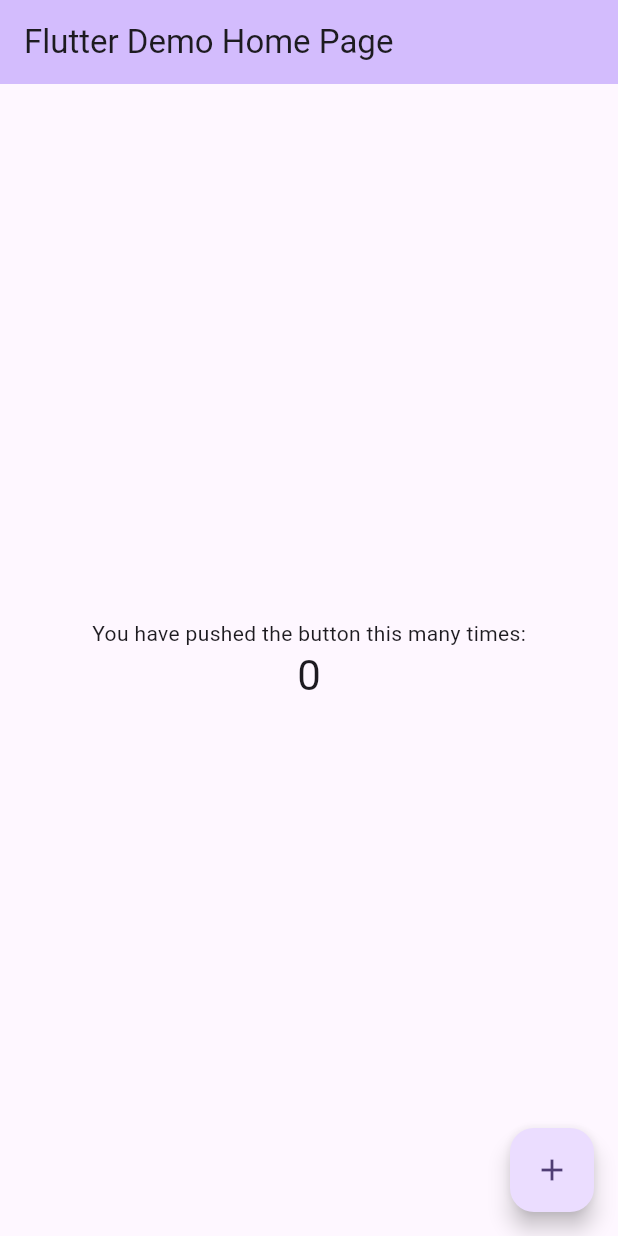
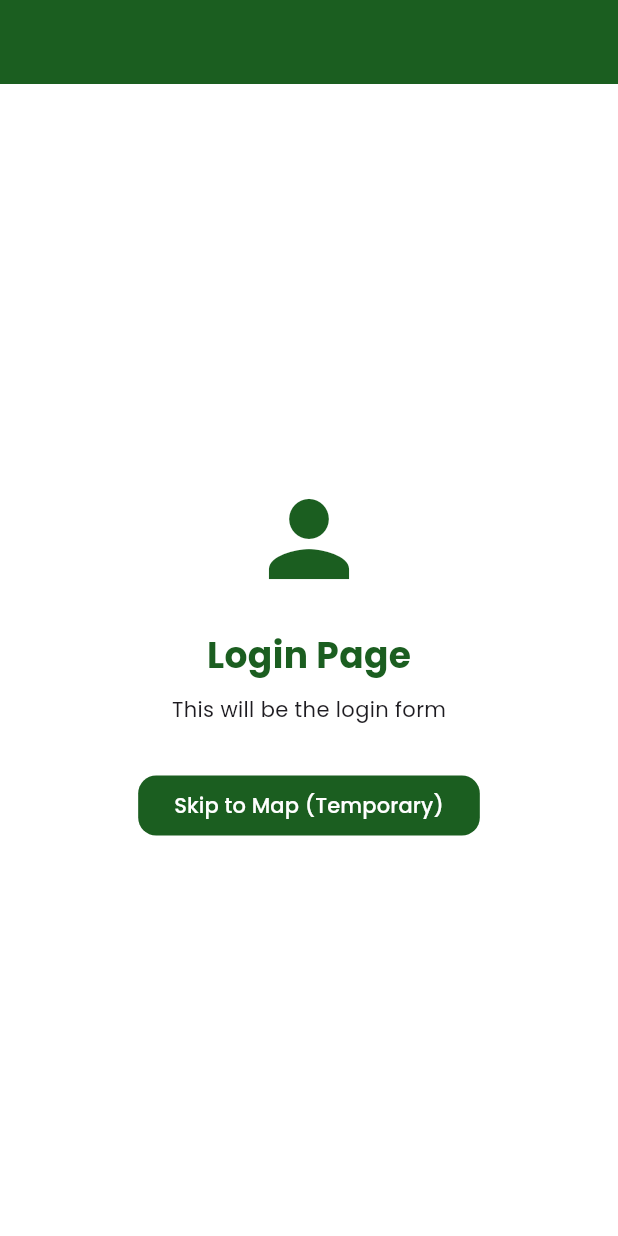
Before and after one commit to debasmitaas/chargerrr-ev-app, a Flutter app: the screen it shows after launch, on a phone screen of 412 x 824 dp. Run offline on Flutter 3.47's test engine with Material 3 defaults, Android fonts, the phone set to English and light mode, and no system bars; our stand-ins replace equatable, flutter_animate, get, google_fonts.

```diff
--- /dev/null
+++ b/chargerrr/lib/core/constants/app_constants.dart
@@ -0,0 +1,90 @@
+import 'package:flutter/material.dart';
+
+class AppConstants {
+  // Private constructor to prevent instantiation
+  AppConstants._();
+
+  // App Identity
+  static const String appName = 'Chargerrr';
+  static const String appVersion = '1.0.0';
+
+  // Brand Colors
+  static const Color primaryGreen = Color(0xFF1B5E20);      // Dark green
+  static const Color accentGreen = Color(0xFF4CAF50);       // Medium green
+  static const Color lightGreen = Color(0xFFE8F5E8);        // Very light green
+  static const Color electricBlue = Color(0xFF2196F3);      // Electric blue
+  static const Color warningOrange = Color(0xFFFF9800);     // Warning/occupied
+  static const Color errorRed = Color(0xFFE53935);          // Error/unavailable
+  static const Color neutralGrey = Color(0xFF757575);       // Text/icons
+  static const Color backgroundGrey = Color(0xFFF5F5F5);    // Background
+
+  // Map Configuration for India
+  static const double indiaLatitude = 20.5937;   // Center of India
+  static const double indiaLongitude = 78.9629;  // Center of India
+  static const double indiaZoom = 5.0;           // Shows entire India
+  static const double cityZoom = 12.0;           // City level zoom
+  static const double stationZoom = 16.0;        // Individual station zoom
+
+  // Firebase Collections (Database table names)
+  static const String chargingStationsCollection = 'charging_stations';
+  static const String usersCollection = 'users';
+  static const String reviewsCollection = 'reviews';
+  static const String bookingsCollection = 'bookings';
+
+  // Station Types
+  static const List<String> stationTypes = [
+    'Fast Charging (DC)',
+    'Super Fast Charging',
+    'Standard Charging (AC)',
+    'Battery Swapping',
+    'Tesla Supercharger',
+    'Universal Charging'
+  ];
+
+  // Connector Types
+  static const List<String> connectorTypes = [
+    'CCS2',           // Combined Charging System
+    'CHAdeMO',        // Japanese standard
+    'Type 2 AC',      // European standard
+    'Bharat AC',      // Indian AC standard
+    'Bharat DC',      // Indian DC standard
+    'Tesla',          // Tesla proprietary
+  ];
+
+  // Common Amenities
+  static const List<String> commonAmenities = [
+    'WiFi',
+    'Restroom',
+    'Cafe/Restaurant',
+    'Shopping Mall',
+    'Free Parking',
+    'Paid Parking',
+    'ATM',
+    '24/7 Access',
+    'Security',
+    'Wheelchair Accessible'
+  ];
+
+  // Pricing Ranges
+  static const Map<String, double> pricingRanges = {
+    'budget': 8.0,      // ₹8 per kWh
+    'standard': 12.0,   // ₹12 per kWh
+    'premium': 18.0,    // ₹18 per kWh
+  };
+
+  // Common Durations
+  static const Duration splashDuration = Duration(seconds: 3);
+  static const Duration animationDuration = Duration(milliseconds: 300);
+  static const Duration apiTimeout = Duration(seconds: 30);
+
+  // Error Messages
+  static const String networkError = 'No internet connection. Please check your network.';
+  static const String serverError = 'Server error. Please try again later.';
+  static const String authError = 'Authentication failed. Please check your credentials.';
+  static const String locationError = 'Unable to get your location. Please enable location services.';
+
+  // Success Messages
+  static const String loginSuccess = 'Welcome back to Chargerrr!';
+  static const String signupSuccess = 'Account created successfully!';
+  static const String locationSuccess = 'Location updated successfully!';
+}
--- a/chargerrr/lib/main.dart
+++ b/chargerrr/lib/main.dart
@@ -1,122 +1,177 @@
 import 'package:flutter/material.dart';
+import 'package:get/get.dart';
+import 'package:google_fonts/google_fonts.dart';
+import 'core/constants/app_constants.dart';
+import 'routes/app_routes.dart';
+import 'presentation/pages/splash_page.dart';
 
 void main() {
-  runApp(const MyApp());
+  WidgetsFlutterBinding.ensureInitialized();
+  runApp(const ChargerrrApp());
 }
 
-class MyApp extends StatelessWidget {
-  const MyApp({super.key});
+class ChargerrrApp extends StatelessWidget {
+  const ChargerrrApp({super.key});
 
-  // This widget is the root of your application.
   @override
   Widget build(BuildContext context) {
-    return MaterialApp(
-      title: 'Flutter Demo',
+    return GetMaterialApp(
+      title: AppConstants.appName,
       theme: ThemeData(
-        // This is the theme of your application.
-        //
-        // TRY THIS: Try running your application with "flutter run". You'll see
-        // the application has a purple toolbar. Then, without quitting the app,
-        // try changing the seedColor in the colorScheme below to Colors.green
-        // and then invoke "hot reload" (save your changes or press the "hot
-        // reload" button in a Flutter-supported IDE, or press "r" if you used
-        // the command line to start the app).
-        //
-        // Notice that the counter didn't reset back to zero; the application
-        // state is not lost during the reload. To reset the state, use hot
-        // restart instead.
-        //
-        // This works for code too, not just values: Most code changes can be
-        // tested with just a hot reload.
-        colorScheme: ColorScheme.fromSeed(seedColor: Colors.deepPurple),
+        primaryColor: AppConstants.primaryGreen,
+        textTheme: GoogleFonts.poppinsTextTheme(),
+        useMaterial3: true,
+        colorScheme: ColorScheme.fromSeed(
+          seedColor: AppConstants.primaryGreen,
+          brightness: Brightness.light,
+        ),
+        appBarTheme: const AppBarTheme(
+          backgroundColor: Colors.white,
+          elevation: 0,
+          iconTheme: IconThemeData(color: AppConstants.primaryGreen),
+          titleTextStyle: TextStyle(
+            color: AppConstants.primaryGreen,
+            fontSize: 18,
+            fontWeight: FontWeight.w600,
+          ),
+        ),
+        elevatedButtonTheme: ElevatedButtonThemeData(
+          style: ElevatedButton.styleFrom(
+            backgroundColor: AppConstants.primaryGreen,
+            foregroundColor: Colors.white,
+            elevation: 0,
+            shape: RoundedRectangleBorder(
+              borderRadius: BorderRadius.circular(12),
+            ),
+          ),
+        ),
       ),
-      home: const MyHomePage(title: 'Flutter Demo Home Page'),
+      initialRoute: AppRoutes.splash,
+      getPages: [
+        GetPage(name: AppRoutes.splash, page: () => const SplashPage()),
+        GetPage(name: AppRoutes.login, page: () => const LoginPage()),
+        GetPage(name: AppRoutes.onboarding, page: () => const OnboardingPage()),
+        GetPage(name: AppRoutes.signup, page: () => const SignupPage()),
+        GetPage(name: AppRoutes.mapHome, page: () => const MapHomePage()),
+      ],
+      debugShowCheckedModeBanner: false,
     );
   }
 }
 
-class MyHomePage extends StatefulWidget {
-  const MyHomePage({super.key, required this.title});
-
-  // This widget is the home page of your application. It is stateful, meaning
-  // that it has a State object (defined below) that contains fields that affect
-  // how it looks.
-
-  // This class is the configuration for the state. It holds the values (in this
-  // case the title) provided by the parent (in this case the App widget) and
-  // used by the build method of the State. Fields in a Widget subclass are
-  // always marked "final".
-
-  final String title;
-
-  @override
-  State<MyHomePage> createState() => _MyHomePageState();
-}
-
-class _MyHomePageState extends State<MyHomePage> {
-  int _counter = 0;
-
-  void _incrementCounter() {
-    setState(() {
-      // This call to setState tells the Flutter framework that something has
-      // changed in this State, which causes it to rerun the build method below
-      // so that the display can reflect the updated values. If we changed
-      // _counter without calling setState(), then the build method would not be
-      // called again, and so nothing would appear to happen.
-      _counter++;
-    });
-  }
+// Temporary pages
+class LoginPage extends StatelessWidget {
+  const LoginPage({super.key});
 
   @override
   Widget build(BuildContext context) {
-    // This method is rerun every time setState is called, for instance as done
-    // by the _incrementCounter method above.
-    //
-    // The Flutter framework has been optimized to make rerunning build methods
-    // fast, so that you can just rebuild anything that needs updating rather
-    // than having to individually change instances of widgets.
     return Scaffold(
+      backgroundColor: Colors.white,
       appBar: AppBar(
-        // TRY THIS: Try changing the color here to a specific color (to
-        // Colors.amber, perhaps?) and trigger a hot reload to see the AppBar
-        // change color while the other colors stay the same.
-        backgroundColor: Theme.of(context).colorScheme.inversePrimary,
-        // Here we take the value from the MyHomePage object that was created by
-        // the App.build method, and use it to set our appbar title.
-        title: Text(widget.title),
+        title: const Text('Login'),
+        backgroundColor: AppConstants.primaryGreen,
+        foregroundColor: Colors.white,
       ),
       body: Center(
-        // Center is a layout widget. It takes a single child and positions it
-        // in the middle of the parent.
         child: Column(
-          // Column is also a layout widget. It takes a list of children and
-          // arranges them vertically. By default, it sizes itself to fit its
-          // children horizontally, and tries to be as tall as its parent.
-          //
-          // Column has various properties to control how it sizes itself and
-          // how it positions its children. Here we use mainAxisAlignment to
-          // center the children vertically; the main axis here is the vertical
-          // axis because Columns are vertical (the cross axis would be
-          // horizontal).
-          //
-          // TRY THIS: Invoke "debug painting" (choose the "Toggle Debug Paint"
-          // action in the IDE, or press "p" in the console), to see the
-          // wireframe for each widget.
           mainAxisAlignment: MainAxisAlignment.center,
-          children: <Widget>[
-            const Text('You have pushed the button this many times:'),
-            Text(
-              '$_counter',
-              style: Theme.of(context).textTheme.headlineMedium,
+          children: [
+            const Icon(
+              Icons.person,
+              size: 80,
+              color: AppConstants.primaryGreen,
+            ),
+            const SizedBox(height: 20),
+            const Text(
+              'Login Page',
+              style: TextStyle(
+                fontSize: 24,
+                fontWeight: FontWeight.bold,
+                color: AppConstants.primaryGreen,
+              ),
+            ),
+            const SizedBox(height: 10),
+            const Text('This will be the login form'),
+            const SizedBox(height: 30),
+            ElevatedButton(
+              onPressed: () => Get.toNamed(AppRoutes.mapHome),
+              child: const Text('Skip to Map (Temporary)'),
             ),
           ],
         ),
       ),
-      floatingActionButton: FloatingActionButton(
-        onPressed: _incrementCounter,
-        tooltip: 'Increment',
-        child: const Icon(Icons.add),
-      ), // This trailing comma makes auto-formatting nicer for build methods.
     );
   }
 }
+
+class OnboardingPage extends StatelessWidget {
+  const OnboardingPage({super.key});
+
+  @override
+  Widget build(BuildContext context) {
+    return Scaffold(
+      backgroundColor: Colors.white,
+      body: const Center(
+        child: Text(
+          'Onboarding Page Coming Soon!',
+          style: TextStyle(fontSize: 24, fontWeight: FontWeight.bold),
+        ),
+      ),
+    );
+  }
+}
+
+class SignupPage extends StatelessWidget {
+  const SignupPage({super.key});
+
+  @override
+  Widget build(BuildContext context) {
+    return Scaffold(
+      backgroundColor: Colors.white,
+      body: const Center(
+        child: Text(
+          'Signup Page Coming Soon!',
+          style: TextStyle(fontSize: 24, fontWeight: FontWeight.bold),
+        ),
+      ),
+    );
+  }
+}
+
+class MapHomePage extends StatelessWidget {
+  const MapHomePage({super.key});
+
+  @override
+  Widget build(BuildContext context) {
+    return Scaffold(
+      backgroundColor: Colors.white,
+      appBar: AppBar(
+        title: const Text('Chargerrr Map'),
+        backgroundColor: AppConstants.primaryGreen,
+        foregroundColor: Colors.white,
+      ),
+      body: const Center(
+        child: Column(
+          mainAxisAlignment: MainAxisAlignment.center,
+          children: [
+            Icon(
+              Icons.map,
+              size: 80,
+              color: AppConstants.primaryGreen,
+            ),
+            SizedBox(height: 20),
+            Text(
+              'Map with Charging Stations',
+              style: TextStyle(
+                fontSize: 24,
+                fontWeight: FontWeight.bold,
+                color: AppConstants.primaryGreen,
+              ),
+            ),
+            Text('Google Maps integration coming next!'),
+          ],
+        ),
+      ),
+    );
+  }
+}
--- /dev/null
+++ b/chargerrr/lib/routes/app_routes.dart
@@ -0,0 +1,15 @@
+abstract class AppRoutes {
+  static const String splash = '/';
+  static const String onboarding = '/onboarding';
+  static const String login = '/login';
+  static const String signup = '/signup';
+  static const String mapHome = '/map-home';
+  static const String stationDetails = '/station-details';
+  static const String stationList = '/station-list';
+  static const String profile = '/profile';
+  static const String settings = '/settings';
+  static const String addStation = '/add-station';
+  static const String routePlanning = '/route-planning';
+  static const String bookings = '/bookings';
+  static const String reviews = '/reviews';
+}
```
Also changed, not shown: chargerrr/lib/core/errors/failures.dart (added, +33 -0 lines), chargerrr/lib/domain/entities/app_user.dart (added, +50 -0 lines), chargerrr/lib/domain/entities/charging_station.dart (added, +89 -0 lines), chargerrr/lib/presentation/pages/splash_page.dart (added, +97 -0 lines), chargerrr/pubspec.yaml (+9 -3 lines), chargerrr/firebase.json (added), chargerrr/pubspec.lock, 3 other files.
